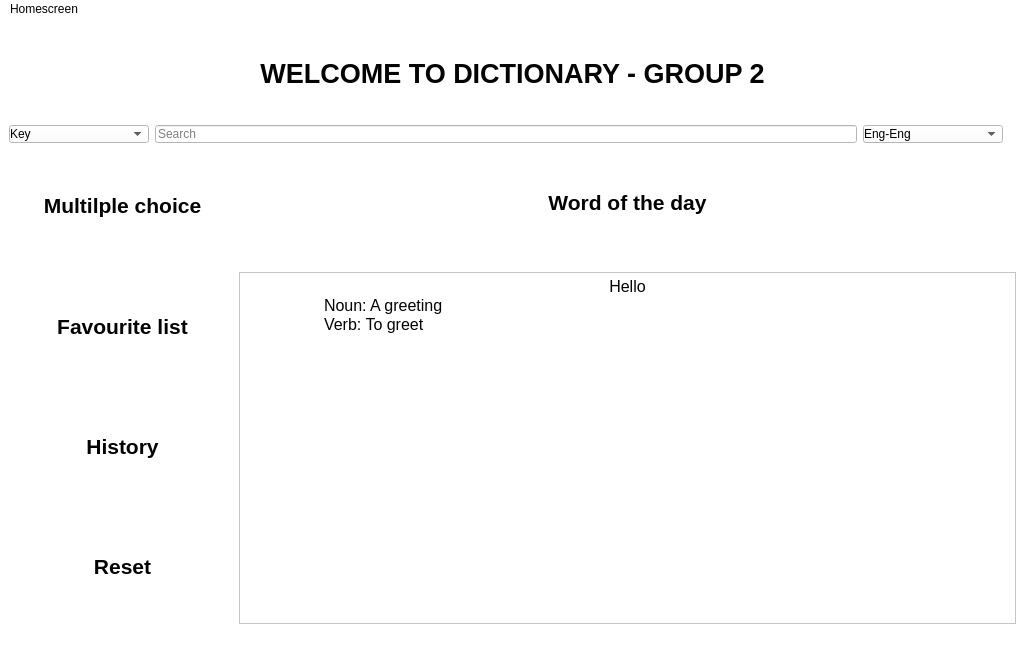
OHonSam/CS163_Group2_Dictionary, file mainwindow.ui: the form before one commit.
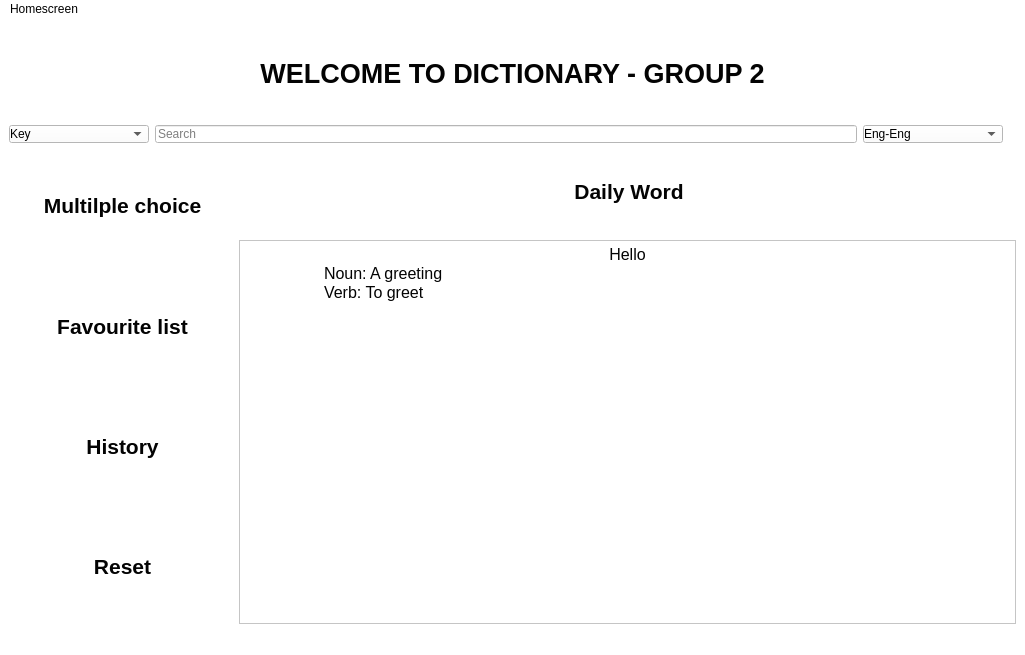
The form after the commit. Icons and pictures are not drawn.

Commit message: adjust the layout of the title

```diff
--- a/mainwindow.ui
+++ b/mainwindow.ui
@@ -227,33 +227,20 @@
     </item>
     <item row="1" column="1">
      <layout class="QVBoxLayout" name="verticalLayout_3">
-      <item alignment="Qt::AlignVCenter">
-       <widget class="QTextBrowser" name="textBrowser_2">
-        <property name="sizePolicy">
-         <sizepolicy hsizetype="Expanding" vsizetype="Expanding">
-          <horstretch>0</horstretch>
-          <verstretch>1</verstretch>
-         </sizepolicy>
-        </property>
+      <item>
+       <widget class="QLabel" name="label_3">
         <property name="styleSheet">
-         <string notr="true">background-image: url(:/background/images/bg/slash mid bg.jpg);
-padding: 37px;
+         <string notr="true">padding: 30px;
 border-color: rgb(3, 3, 3);
 border-width : 0px;
 border-style:inset;
 border-radius: 20px;
   min-height: 20px;
-  min-width: 20px</string>
+  min-width: 20px;
+background-image: url(:/background/images/bg/slash mid bg.jpg);</string>
         </property>
-        <property name="html">
-         <string>&lt;!DOCTYPE HTML PUBLIC &quot;-//W3C//DTD HTML 4.0//EN&quot; &quot;http://www.w3.org/TR/REC-html40/strict.dtd&quot;&gt;
-&lt;html&gt;&lt;head&gt;&lt;meta name=&quot;qrichtext&quot; content=&quot;1&quot; /&gt;&lt;meta charset=&quot;utf-8&quot; /&gt;&lt;style type=&quot;text/css&quot;&gt;
-p, li { white-space: pre-wrap; }
-hr { height: 1px; border-width: 0; }
-li.unchecked::marker { content: &quot;\2610&quot;; }
-li.checked::marker { content: &quot;\2612&quot;; }
-&lt;/style&gt;&lt;/head&gt;&lt;body style=&quot; font-family:'Segoe UI'; font-size:9pt; font-weight:400; font-style:normal;&quot;&gt;
-&lt;p align=&quot;center&quot; style=&quot; margin-top:0px; margin-bottom:0px; margin-left:0px; margin-right:0px; -qt-block-indent:0; text-indent:0px;&quot;&gt;&lt;span style=&quot; font-size:16pt; font-weight:700; color:#030303;&quot;&gt;Word of the day&lt;/span&gt;&lt;/p&gt;&lt;/body&gt;&lt;/html&gt;</string>
+        <property name="text">
+         <string>&lt;html&gt;&lt;head/&gt;&lt;body&gt;&lt;p align=&quot;center&quot;&gt;&lt;span style=&quot; font-size:16pt; font-weight:700; color:#030303;&quot;&gt;Daily Word&lt;/span&gt;&lt;/p&gt;&lt;/body&gt;&lt;/html&gt;</string>
         </property>
        </widget>
       </item>
```
Left out of the diff: 7 changed lines with no effect on the pictures. The commit also changes 3 other files.
